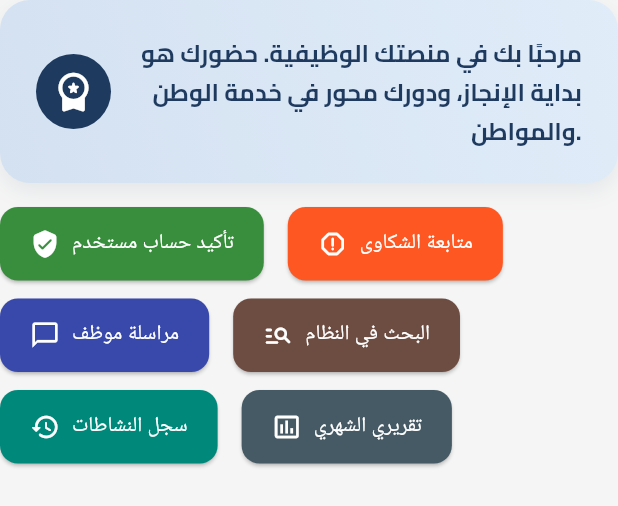
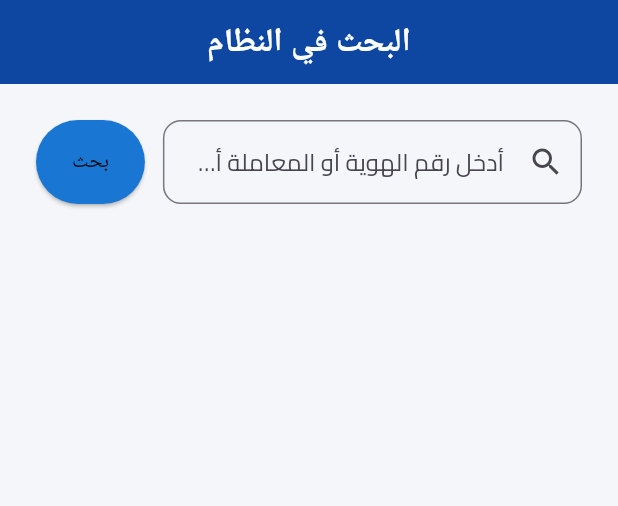
Before and after one commit to osamadweikat/Traffic-Department-Frontend, a Flutter app: the DashboardWelcomeAndActions widget shown alone on an empty page, opened directly, after a tap on "البحث في النظام", on a phone screen of 412 x 824 dp. Shown: the top 506 px of the screen. Run offline on Flutter 3.47's test engine with Material 3 defaults, Android fonts, the phone set to English and light mode, and no system bars; our stand-ins replace data_table_2, easy_localization, file_picker, image_picker, lottie, month_picker_dialog and 5 more; missing offline and left inert: universal_html; accounts and stored records are empty; project files that could hold a hidden picture were left out.

Commit message:
add system search screen

```diff
--- /dev/null
+++ b/lib/data/transaction_data.dart
@@ -0,0 +1,54 @@
+final List<Map<String, dynamic>> transactionData = [
+  {
+    'transactionId': 'TXN-5001',
+    'type': 'تجديد رخصة مركبة',
+    'vehiclePlate': '6-2211-78',
+    'date': '2024-06-10',
+    'status': 'مكتملة',
+    'fee': 270,
+    'submittedVia': 'التطبيق',
+    'lastReviewedBy': 'EMP-1111',
+    'ownerName': 'فارس خالد أحمد عودة',
+    'ownerId': '407659821',
+    'vehicleInfo': {
+      'plateNumber': '6-2211-78',
+      'type': 'خصوصي',
+      'model': 'كيا سيراتو 2020',
+      'color': 'أزرق داكن',
+      'status': 'سارية المفعول',
+      'licenseExpiryDate': '2025-06-10',
+    },
+  },
+  {
+    'transactionId': 'TXN-5022',
+    'type': 'تحويل ملكية مركبة',
+    'vehiclePlate': '2-3344-22',
+    'date': '2024-04-18',
+    'status': 'قيد المعالجة',
+    'fee': 320,
+    'submittedVia': 'عبر الدائرة',
+    'lastReviewedBy': 'EMP-1203',
+    'ownerName': 'عمر سامي جابر صوالحة',
+    'ownerId': '408776543',
+    'vehicleInfo': {
+      'plateNumber': '2-3344-22',
+      'type': 'تجاري',
+      'model': 'شفروليه أفيو 2019',
+      'color': 'رمادي معدني',
+      'status': 'موقوفة مؤقتًا',
+      'licenseExpiryDate': '2024-11-10',
+    },
+  },
+  {
+    'transactionId': 'TXN-5099',
+    'type': 'إصدار رخصة قيادة جديدة',
+    'vehiclePlate': '—',
+    'date': '2024-04-20',
+    'status': 'مرفوضة',
+    'fee': 180,
+    'submittedVia': 'التطبيق',
+    'lastReviewedBy': 'EMP-1007',
+    'ownerName': 'لؤي خليل عبد الفتاح مراد',
+    'ownerId': '406781234',
+  },
+];
--- /dev/null
+++ b/lib/data/user_full_data.dart
@@ -0,0 +1,88 @@
+final Map<String, dynamic> sampleUser = {
+  'fullName': 'سليم يوسف إبراهيم قنديل',
+  'nationalId': '402198765',
+  'birthDate': '1985-11-03',
+  'phone': '0591122334',
+  'email': 'saleem.q@example.com',
+  'address': 'رام الله - شارع الإرسال',
+  'hasAccount': true,
+  'accountStatus': 'نشط',
+  'vehicleCount': 2,
+  'violationCount': 2,
+  'transactionCount': 2,
+
+  'vehicles': [
+    {
+      'plateNumber': '7-1234-90',
+      'type': 'خصوصي',
+      'model': 'تويوتا كورولا 2018',
+      'color': 'فضي',
+      'fuelType': 'بنزين',
+      'chassisNumber': 'CHS-99881234',
+      'engineNumber': 'ENG-54321987',
+      'registrationDate': '2019-04-12',
+      'licenseExpiryDate': '2025-04-11',
+      'status': 'سارية المفعول',
+    },
+
+    {
+      'plateNumber': '3-9876-45',
+      'type': 'تجاري',
+      'model': 'فورد ترانزيت 2021',
+      'color': 'أبيض',
+      'fuelType': 'ديزل',
+      'chassisNumber': 'CHS-77443322',
+      'engineNumber': 'ENG-12345678',
+      'registrationDate': '2021-10-03',
+      'licenseExpiryDate': '2024-12-30',
+      'status': 'موقوفة مؤقتًا',
+    },
+  ],
+
+  'violations': [
+    {
+      'violationId': 'V-1001',
+      'date': '2023-12-10',
+      'type': 'تجاوز الإشارة الحمراء',
+      'location': 'شارع القدس - رام الله',
+      'fineAmount': 150,
+      'status': 'غير مدفوعة',
+      'recordedBy': 'كاميرا مراقبة',
+    },
+    {
+      'violationId': 'V-1044',
+      'date': '2024-01-22',
+      'type': 'وقوف مزدوج',
+      'location': 'شارع الإرسال',
+      'fineAmount': 50,
+      'status': 'مدفوعة',
+      'recordedBy': 'شرطي مرور',
+      'paymentDate': '2024-01-25',
+      'paymentMethod': 'جوال باي',
+    },
+  ],
+
+  'transactions': [
+    {
+      'transactionId': 'TXN-2001',
+      'type': 'تجديد رخصة مركبة',
+      'vehiclePlate': '7-1234-90',
+      'date': '2024-05-01',
+      'status': 'مكتملة',
+      'fee': 250,
+      'submittedVia': 'التطبيق',
+      'handledById': 'EMP-1001',
+      'lastReviewedBy': 'EMP-xxxx',
+    },
+    {
+      'transactionId': 'TXN-2077',
+      'type': 'تحويل ملكية مركبة',
+      'vehiclePlate': '3-9876-45',
+      'date': '2024-03-15',
+      'status': 'قيد المعالجة',
+      'fee': 320,
+      'submittedVia': 'عبر الدائرة',
+      'lastReviewedBy': 'EMP-xxxx',
+    },
+  ],
+};
--- /dev/null
+++ b/lib/data/vehicle_data.dart
@@ -0,0 +1,90 @@
+final List<Map<String, dynamic>> vehicleData = [
+  {
+    'plateNumber': '6-2211-78',
+    'type': 'خصوصي',
+    'model': 'كيا سيراتو 2020',
+    'color': 'أزرق داكن',
+    'fuelType': 'بنزين',
+    'chassisNumber': 'CHS-KIA2020781',
+    'engineNumber': 'ENG-KIA123456',
+    'registrationDate': '2020-08-15',
+    'licenseExpiryDate': '2025-08-15',
+    'status': 'سارية المفعول',
+    'ownerName': 'فارس خالد أحمد عودة',
+    'ownerId': '407659821',
+    'transactions': [
+      {
+        'transactionId': 'TXN-KIA01',
+        'type': 'تجديد رخصة مركبة',
+        'date': '2024-06-01',
+        'status': 'مكتملة',
+        'fee': 270,
+        'submittedVia': 'التطبيق',
+        'lastReviewedBy': 'EMP-1111',
+      },
+    ],
+    'violations': [
+      {
+        'violationId': 'V-KIA100',
+        'date': '2024-05-20',
+        'type': 'قطع إشارة ضوئية',
+        'location': 'دوار الساعة - الخليل',
+        'fineAmount': 150,
+        'status': 'غير مدفوعة',
+        'recordedBy': 'كاميرا مراقبة',
+      },
+    ],
+  },
+  {
+    'plateNumber': '2-3344-22',
+    'type': 'تجاري',
+    'model': 'شفروليه أفيو 2019',
+    'color': 'رمادي معدني',
+    'fuelType': 'ديزل',
+    'chassisNumber': 'CHS-CHEVY8822',
+    'engineNumber': 'ENG-CHEVY9988',
+    'registrationDate': '2019-05-10',
+    'licenseExpiryDate': '2024-11-10',
+    'status': 'موقوفة مؤقتًا',
+    'ownerName': 'عمر سامي جابر صوالحة',
+    'ownerId': '408776543',
+    'transactions': [
+      {
+        'transactionId': 'TXN-CHEV01',
+        'type': 'تحويل ملكية',
+        'date': '2024-04-18',
+        'status': 'قيد المعالجة',
+        'fee': 320,
+        'submittedVia': 'عبر الدائرة',
+        'lastReviewedBy': 'EMP-1203',
+      },
+    ],
+  },
+  {
+    'plateNumber': '5-8899-66',
+    'type': 'عمومي',
+    'model': 'ميتسوبيشي لانسر 2017',
+    'color': 'فضي',
+    'fuelType': 'بنزين',
+    'chassisNumber': 'CHS-MITS8899',
+    'engineNumber': 'ENG-MITS7788',
+    'registrationDate': '2017-12-01',
+    'licenseExpiryDate': '2024-12-01',
+    'status': 'سارية المفعول',
+    'ownerName': 'نضال حسن عبد الفتاح مراد',
+    'ownerId': '406781234',
+    'violations': [
+      {
+        'violationId': 'V-MITS201',
+        'date': '2023-11-10',
+        'type': 'وقوف مزدوج',
+        'location': 'شارع الجامعة - جنين',
+        'fineAmount': 70,
+        'status': 'مدفوعة',
+        'recordedBy': 'شرطي مرور',
+        'paymentDate': '2023-11-12',
+        'paymentMethod': 'JawwalPay',
+      },
+    ],
+  },
+];
--- a/lib/screens/staff/dashboard/dashboard_welcome_and_actions.dart
+++ b/lib/screens/staff/dashboard/dashboard_welcome_and_actions.dart
@@ -1,5 +1,6 @@
 import 'package:flutter/material.dart';
 import 'package:traffic_department/screens/staff/tasks/confirm_user_screen.dart';
+import 'package:traffic_department/screens/staff/tasks/smart_search_screen.dart';
 import 'package:traffic_department/screens/staff/tasks/staff_messages/message_inbox_screen.dart';
 import 'package:traffic_department/screens/staff/tasks/track_complaints_screen.dart';
 
@@ -107,8 +108,15 @@ class DashboardWelcomeAndActions extends StatelessWidget {
   'label': 'البحث في النظام',
   'color': Colors.brown.shade600,
   'onTap': () {
+    Navigator.push(
+      context,
+      MaterialPageRoute(
+        builder: (context) => const SmartSearchScreen(),
+      ),
+    );
   },
 },
+
       {
         'icon': Icons.history_rounded,
         'label': 'سجل النشاطات',
--- /dev/null
+++ b/lib/screens/staff/tasks/smart_search_screen.dart
@@ -0,0 +1,381 @@
+import 'package:flutter/material.dart';
+import 'package:data_table_2/data_table_2.dart';
+import 'package:traffic_department/data/user_full_data.dart';
+import 'package:traffic_department/data/vehicle_data.dart';
+import 'package:traffic_department/data/transaction_data.dart';
+
+class SmartSearchScreen extends StatefulWidget {
+  const SmartSearchScreen({super.key});
+
+  @override
+  State<SmartSearchScreen> createState() => _SmartSearchScreenState();
+}
+
+class _SmartSearchScreenState extends State<SmartSearchScreen>
+    with SingleTickerProviderStateMixin {
+  final TextEditingController _searchController = TextEditingController();
+  late TabController _tabController;
+  bool searchExecuted = false;
+  String searchQuery = '';
+
+  List<Map<String, dynamic>> userResults = [];
+  List<Map<String, dynamic>> vehicleResults = [];
+  List<Map<String, dynamic>> transactionResults = [];
+  List<Map<String, dynamic>> violationResults = [];
+
+  bool isUserSearch = false;
+  bool isVehicleSearch = false;
+  bool isTransactionSearch = false;
+  bool showVehicleOwnerInsteadOfColor = false;
+
+  @override
+  void initState() {
+    super.initState();
+    _tabController = TabController(length: 4, vsync: this);
+  }
+
+  void _performSearch() {
+    final query = _searchController.text.trim();
+    if (query.isEmpty) return;
+
+    setState(() {
+      searchExecuted = true;
+      searchQuery = query;
+
+      userResults.clear();
+      vehicleResults.clear();
+      transactionResults.clear();
+      violationResults.clear();
+      isUserSearch = isVehicleSearch = isTransactionSearch = false;
+      showVehicleOwnerInsteadOfColor = false;
+
+      if (sampleUser['nationalId'] == query ||
+          sampleUser['fullName'] == query) {
+        userResults = [sampleUser];
+        vehicleResults = List<Map<String, dynamic>>.from(
+          sampleUser['vehicles'],
+        );
+        transactionResults = List<Map<String, dynamic>>.from(
+          sampleUser['transactions'],
+        );
+        violationResults = List<Map<String, dynamic>>.from(
+          sampleUser['violations'],
+        );
+        isUserSearch = true;
+        _tabController.animateTo(0);
+        return;
+      }
+
+      final matchedVehicle = vehicleData.firstWhere(
+        (v) => v['plateNumber'] == query,
+        orElse: () => {},
+      );
+      if (matchedVehicle.isNotEmpty) {
+        vehicleResults = [matchedVehicle];
+        if (matchedVehicle['transactions'] != null) {
+          transactionResults = List<Map<String, dynamic>>.from(
+            matchedVehicle['transactions'],
+          );
+        }
+        if (matchedVehicle['violations'] != null) {
+          violationResults = List<Map<String, dynamic>>.from(
+            matchedVehicle['violations'],
+          );
+        }
+        isVehicleSearch = true;
+        showVehicleOwnerInsteadOfColor = true;
+        _tabController.animateTo(2);
+        return;
+      }
+
+      final matchedTransaction = transactionData.firstWhere(
+        (t) => t['transactionId'] == query,
+        orElse: () => {},
+      );
+      if (matchedTransaction.isNotEmpty) {
+        transactionResults = [matchedTransaction];
+        isTransactionSearch = true;
+        if (matchedTransaction['vehicleInfo'] != null) {
+          final vehicle = Map<String, dynamic>.from(
+            matchedTransaction['vehicleInfo'],
+          );
+          vehicle['ownerName'] = matchedTransaction['ownerName'];
+          vehicle['ownerId'] = matchedTransaction['ownerId'];
+          vehicle['licenseExpiryDate'] = vehicle['licenseExpiryDate'] ?? '—';
+          vehicleResults = [vehicle];
+          showVehicleOwnerInsteadOfColor = true;
+        } else {
+          vehicleResults = [];
+        }
+        _tabController.animateTo(1);
+        return;
+      }
+    });
+  }
+
+  @override
+  Widget build(BuildContext context) {
+    return Directionality(
+      textDirection: TextDirection.rtl,
+      child: Scaffold(
+        backgroundColor: const Color(0xFFF4F6FA),
+        appBar: AppBar(
+          automaticallyImplyLeading: false,
+          backgroundColor: Colors.blue.shade900,
+          centerTitle: true,
+          title: const Text(
+            'البحث في النظام',
+            style: TextStyle(
+              fontSize: 22,
+              fontWeight: FontWeight.bold,
+              color: Colors.white,
+            ),
+          ),
+        ),
+        body: Padding(
+          padding: const EdgeInsets.all(24),
+          child: Column(
+            children: [
+              Row(
+                children: [
+                  Expanded(
+                    child: TextField(
+                      controller: _searchController,
+                      decoration: InputDecoration(
+                        hintText:
+                            'أدخل رقم الهوية أو المعاملة أو المركبة أو الاسم الرباعي',
+                        prefixIcon: const Icon(Icons.search),
+                        border: OutlineInputBorder(
+                          borderRadius: BorderRadius.circular(12),
+                        ),
+                      ),
+                    ),
+                  ),
+                  const SizedBox(width: 12),
+                  ElevatedButton(
+                    onPressed: _performSearch,
+                    style: ElevatedButton.styleFrom(
+                      backgroundColor: Colors.blue.shade700,
+                      padding: const EdgeInsets.symmetric(
+                        horizontal: 24,
+                        vertical: 18,
+                      ),
+                    ),
+                    child: const Text('بحث'),
+                  ),
+                ],
+              ),
+              const SizedBox(height: 24),
+              if (!searchExecuted)
+                const SizedBox()
+              else if (userResults.isEmpty &&
+                  vehicleResults.isEmpty &&
+                  transactionResults.isEmpty)
+                Column(
+                  children: const [
+                    Icon(Icons.search_off, size: 64, color: Colors.grey),
+                    SizedBox(height: 12),
+                    Text(
+                      'لا توجد نتائج مطابقة لمدخلات البحث',
+                      style: TextStyle(fontSize: 18, color: Colors.grey),
+                    ),
+                  ],
+                )
+              else
+                Expanded(
+                  child: Column(
+                    children: [
+                      TabBar(
+                        controller: _tabController,
+                        indicatorColor: Colors.blue.shade700,
+                        tabs: const [
+                          Tab(text: 'المستخدمون'),
+                          Tab(text: 'المعاملات'),
+                          Tab(text: 'المركبات'),
+                          Tab(text: 'المخالفات'),
+                        ],
+                        onTap: (index) {
+                          if (isTransactionSearch &&
+                              index == 2 &&
+                              vehicleResults.isEmpty) {
+                            _tabController.animateTo(1);
+                            return;
+                          }
+                          if ((isVehicleSearch || isTransactionSearch) &&
+                              index == 0) {
+                            _tabController.animateTo(isVehicleSearch ? 2 : 1);
+                            return;
+                          }
+                        },
+                      ),
+                      const SizedBox(height: 12),
+                      Expanded(
+                        child: TabBarView(
+                          controller: _tabController,
+                          children: [
+                            isUserSearch
+                                ? _buildUserTable()
+                                : const Center(child: Text('غير متاح')),
+                            transactionResults.isNotEmpty
+                                ? _buildTransactionTable()
+                                : const Center(child: Text('لا توجد معاملات')),
+                            vehicleResults.isNotEmpty
+                                ? _buildVehicleTable()
+                                : const Center(child: Text('لا توجد مركبات')),
+                            violationResults.isNotEmpty
+                                ? _buildViolationsTable()
+                                : const Center(child: Text('لا توجد مخالفات')),
+                          ],
+                        ),
+                      ),
+                    ],
+                  ),
+                ),
+            ],
+          ),
+        ),
+      ),
+    );
+  }
+
+  Widget _buildUserTable() {
+    final user = userResults.first;
+    return DataTable2(
+      columnSpacing: 20,
+      columns: const [
+        DataColumn(label: Text('الاسم')),
+        DataColumn(label: Text('الهوية')),
+        DataColumn(label: Text('تاريخ الميلاد')),
+        DataColumn(label: Text('الهاتف')),
+        DataColumn(label: Text('البريد الإلكتروني')),
+        DataColumn(label: Text('العنوان')),
+        DataColumn(label: Text('لديه حساب')),
+        DataColumn(label: Text('حالة الحساب')),
+      ],
+      rows: [
+        DataRow(
+          cells: [
+            DataCell(Text(user['fullName'])),
+            DataCell(Text(user['nationalId'])),
+            DataCell(Text(user['birthDate'])),
+            DataCell(Text(user['phone'])),
+            DataCell(Text(user['email'])),
+            DataCell(Text(user['address'])),
+            DataCell(Text(user['hasAccount'] ? 'نعم' : 'لا')),
+            DataCell(Text(user['accountStatus'])),
+          ],
+        ),
+      ],
+    );
+  }
+
+  Widget _buildTransactionTable() {
+    return DataTable2(
+      columnSpacing: 12,
+      columns: const [
+        DataColumn(label: Text('رقم المعاملة')),
+        DataColumn(label: Text('نوع المعاملة')),
+        DataColumn(label: Text('آخر موظف راجعها')),
+        DataColumn(label: Text('التاريخ')),
+        DataColumn(label: Text('الحالة')),
+        DataColumn(label: Text('الرسوم')),
+        DataColumn(label: Text('طريقة التقديم')),
+      ],
+      rows:
+          transactionResults.map((txn) {
+            return DataRow(
+              cells: [
+                DataCell(Text(txn['transactionId'])),
+                DataCell(Text(txn['type'])),
+                DataCell(Text(txn['lastReviewedBy'] ?? '—')),
+                DataCell(Text(txn['date'])),
+                DataCell(Text(txn['status'])),
+                DataCell(Text('${txn['fee']} ₪')),
+                DataCell(Text(txn['submittedVia'])),
+              ],
+            );
+          }).toList(),
+    );
+  }
+
+  Widget _buildVehicleTable() {
+    return DataTable2(
+      columnSpacing: 12,
+      columns:
+          showVehicleOwnerInsteadOfColor
+              ? const [
+                DataColumn(label: Text('رقم اللوحة')),
+                DataColumn(label: Text('النوع')),
+                DataColumn(label: Text('الطراز')),
+                DataColumn(label: Text('اسم المالك')),
+                DataColumn(label: Text('رقم الهوية')),
+                DataColumn(label: Text('الحالة')),
+                DataColumn(label: Text('انتهاء الترخيص')),
+              ]
+              : const [
+                DataColumn(label: Text('رقم اللوحة')),
+                DataColumn(label: Text('النوع')),
+                DataColumn(label: Text('الطراز')),
+                DataColumn(label: Text('اللون')),
+                DataColumn(label: Text('الوقود')),
+                DataColumn(label: Text('الحالة')),
+                DataColumn(label: Text('انتهاء الترخيص')),
+              ],
+      rows:
+          vehicleResults.map((v) {
+            return DataRow(
+              cells: [
+                DataCell(Text(v['plateNumber'] ?? '—')),
+                DataCell(Text(v['type'] ?? '—')),
+                DataCell(Text(v['model'] ?? '—')),
+                DataCell(
+                  Text(
+                    showVehicleOwnerInsteadOfColor
+                        ? (v['ownerName'] ?? '—')
+                        : (v['color'] ?? '—'),
+                  ),
+                ),
+                DataCell(
+                  Text(
+                    showVehicleOwnerInsteadOfColor
+                        ? (v['ownerId'] ?? '—')
+                        : (v['fuelType'] ?? '—'),
+                  ),
+                ),
+                DataCell(Text(v['status'] ?? '—')),
+                DataCell(Text(v['licenseExpiryDate'] ?? '—')),
+              ],
+            );
+          }).toList(),
+    );
+  }
+
+  Widget _buildViolationsTable() {
+    return DataTable2(
+      columnSpacing: 12,
+      columns: const [
+        DataColumn(label: Text('رقم المخالفة')),
+        DataColumn(label: Text('التاريخ')),
+        DataColumn(label: Text('النوع')),
+        DataColumn(label: Text('الموقع')),
+        DataColumn(label: Text('الغرامة')),
+        DataColumn(label: Text('الحالة')),
+        DataColumn(label: Text('المصدر')),
+      ],
+      rows:
+          violationResults.map((v) {
+            return DataRow(
+              cells: [
+                DataCell(Text(v['violationId'] ?? '—')),
+                DataCell(Text(v['date'] ?? '—')),
+                DataCell(Text(v['type'] ?? '—')),
+                DataCell(Text(v['location'] ?? '—')),
+                DataCell(Text('${v['fineAmount'] ?? 0} ₪')),
+                DataCell(Text(v['status'] ?? '—')),
+                DataCell(Text(v['recordedBy'] ?? '—')),
+              ],
+            );
+          }).toList(),
+    );
+  }
+}
--- a/pubspec.yaml
+++ b/pubspec.yaml
@@ -79,6 +79,7 @@ dependencies:
   printing: ^5.14.2
   universal_html: ^2.2.4
   analog_clock: ^0.1.1
+  data_table_2: ^2.6.0
 
 dev_dependencies:
   flutter_test:
```
Also changed, not shown: pubspec.lock. Lines whose indentation alone changed are shown as unchanged.
